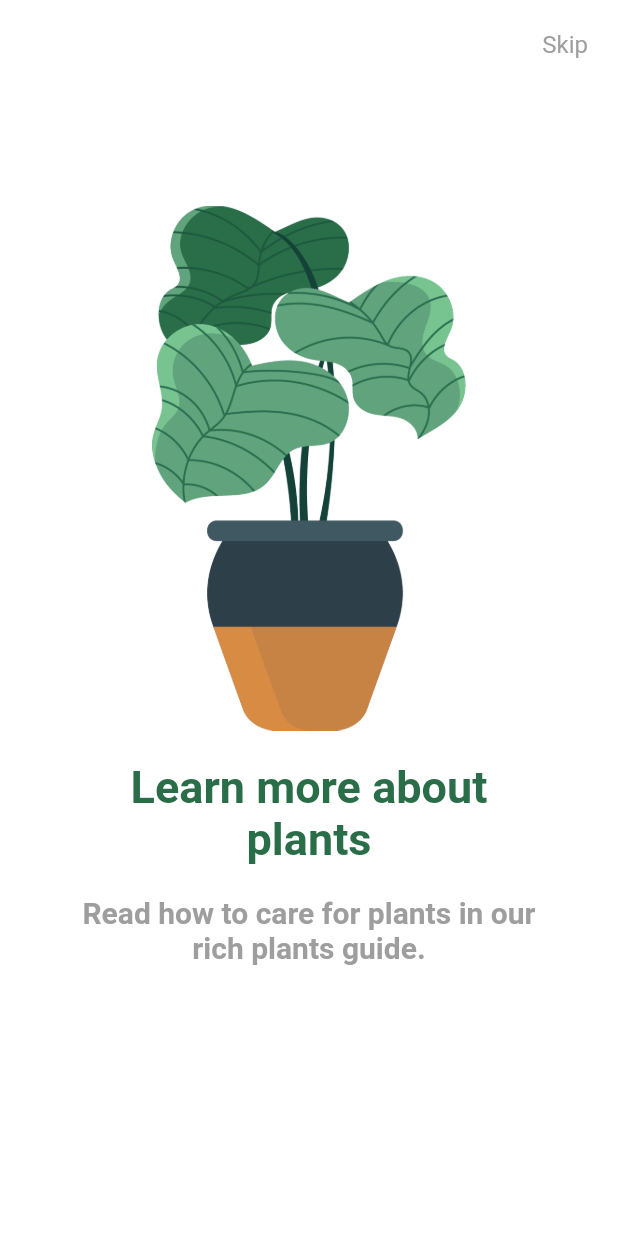
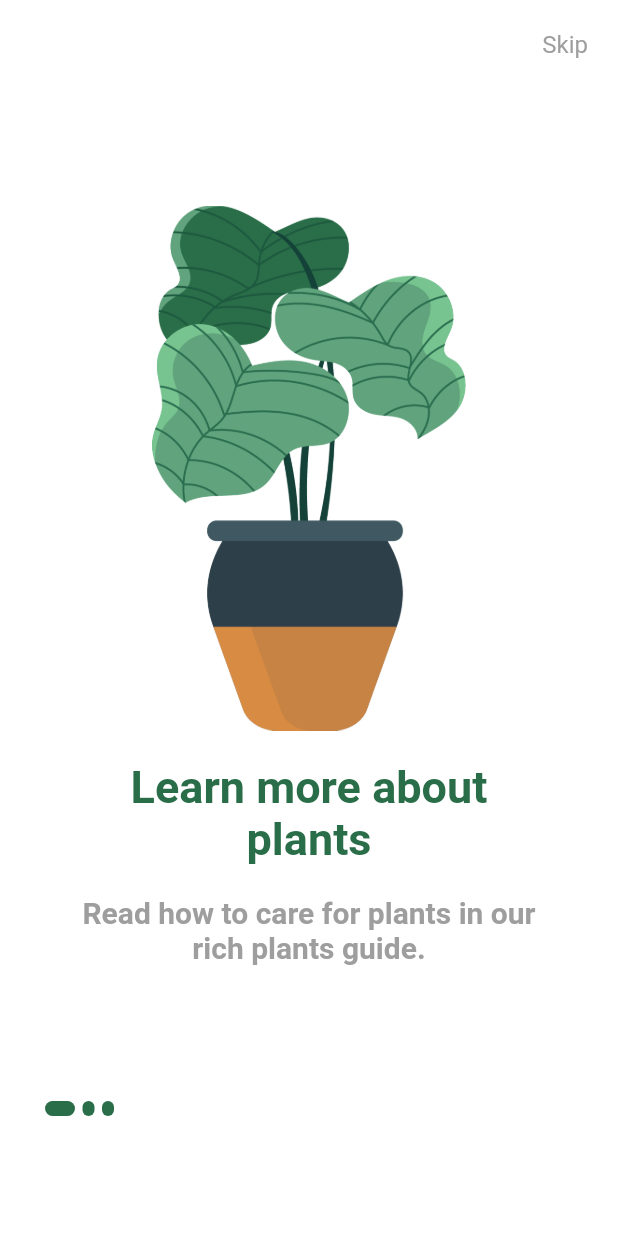
Before and after one commit to lakshayraturi/flutter-plant-app, a Flutter app: the screen it shows after launch, on a phone screen of 412 x 824 dp. Run offline on Flutter 3.47's test engine with Material 2 defaults, Android fonts, the phone set to English and light mode, and no system bars.

Commit message:
updating the onboarding screen

```diff
--- a/lib/ui/onboarding_screen.dart
+++ b/lib/ui/onboarding_screen.dart
@@ -64,11 +64,53 @@ class _OnboardingScreenState extends State<OnboardingScreen> {
                 description: Constants.descriptionThree,
               ),
             ],
-          )
+          ),
+          Positioned(
+            bottom: 80,
+            left: 30,
+            child: Row(
+              children: _buildIndicator(),
+            ),
+          ),
         ],
       ),
     );
   }
+
+  //Create the indicator decoration widget
+Widget _indicator(bool isActive) {
+  return AnimatedContainer(
+    duration: const Duration(
+      milliseconds: 300,
+    ),
+    height: 10,
+    width: isActive ? 20 : 8,
+    margin: const EdgeInsets.only(right: 5,),
+    decoration: BoxDecoration(
+      color: Constants.primaryColor,
+      borderRadius: BorderRadius.circular(5),
+    ),
+  );
+}
+
+
+//Create the indicator list
+
+List<Widget> _buildIndicator() {
+  List<Widget> indicators = [];
+
+  for(int i = 0; i < 3; i++) {
+    if (currentIndex == i) {
+      indicators.add(_indicator(true));
+    } else {
+      indicators.add(_indicator(false));
+    }
+  }
+
+  return indicators;
+}
+
+
 }
 
 class createPage extends StatelessWidget {
```
